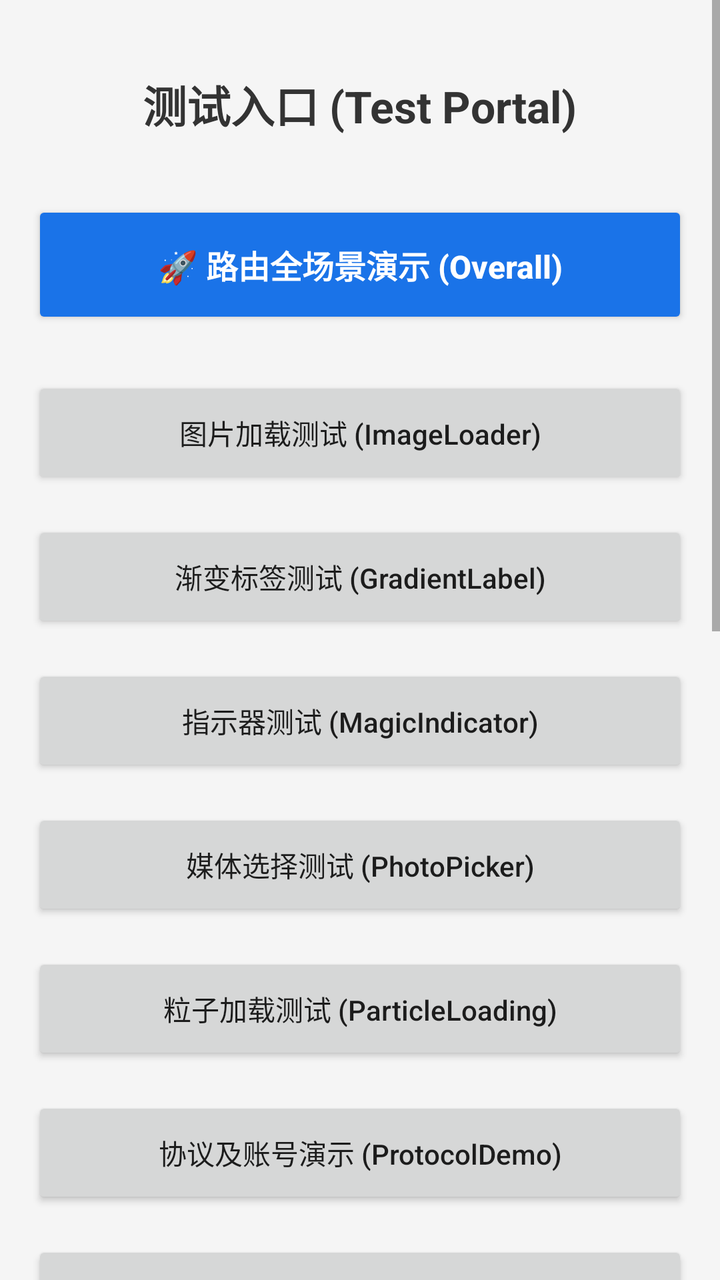
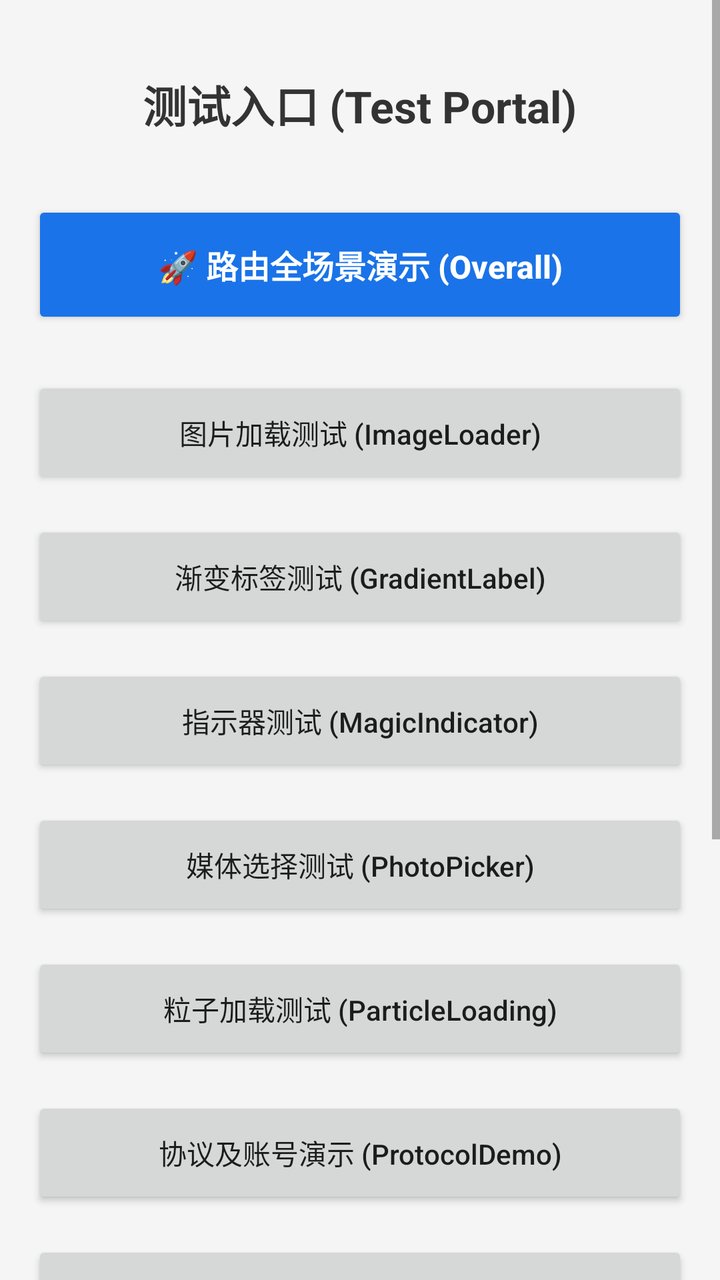

An Android layout rendered at two revisions. The XML below is the earlier revision; the diff shows what the commit changed to produce the second picture.
<!-- AndroidManifest.xml: another module's application theme Theme.ApplicationArchitecture -->
<!-- res/layout/activity_test.xml -->
<?xml version="1.0" encoding="utf-8"?>
<ScrollView xmlns:android="http://schemas.android.com/apk/res/android"
    xmlns:app="http://schemas.android.com/apk/res-auto"
    xmlns:tools="http://schemas.android.com/tools"
    android:layout_width="match_parent"
    android:layout_height="match_parent"
    android:fillViewport="true"
    android:background="#F5F5F5">

    <LinearLayout
        android:layout_width="match_parent"
        android:layout_height="wrap_content"
        android:gravity="center_horizontal"
        android:orientation="vertical"
        android:padding="16dp">

        <TextView
            android:layout_width="wrap_content"
            android:layout_height="wrap_content"
            android:layout_marginBottom="32dp"
            android:layout_marginTop="20dp"
            android:text="测试入口 (Test Portal)"
            android:textColor="#333333"
            android:textSize="22sp"
            android:textStyle="bold" />

        <Button
            android:id="@+id/btn_router_overall"
            android:layout_width="match_parent"
            android:layout_height="64dp"
            android:layout_marginBottom="24dp"
            android:text="🚀 路由全场景演示 (Overall)"
            android:textStyle="bold"
            android:textSize="16sp"
            android:textAllCaps="false"
            android:backgroundTint="#1A73E8"
            android:textColor="#FFFFFF"/>

        <Button
            android:id="@+id/btn_image_loader"
            android:layout_width="match_parent"
            android:layout_height="56dp"
            android:layout_marginBottom="16dp"
            android:text="图片加载测试 (ImageLoader)"
            android:textAllCaps="false" />

        <Button
            android:id="@+id/btn_gradient_label"
            android:layout_width="match_parent"
            android:layout_height="56dp"
            android:layout_marginBottom="16dp"
            android:text="渐变标签测试 (GradientLabel)"
            android:textAllCaps="false" />

        <Button
            android:id="@+id/btn_magic_indicator"
            android:layout_width="match_parent"
            android:layout_height="56dp"
            android:layout_marginBottom="16dp"
            android:text="指示器测试 (MagicIndicator)"
            android:textAllCaps="false" />

        <Button
            android:id="@+id/btn_photo_picker"
            android:layout_width="match_parent"
            android:layout_height="56dp"
            android:layout_marginBottom="16dp"
            android:text="媒体选择测试 (PhotoPicker)"
            android:textAllCaps="false" />

        <Button
            android:id="@+id/btn_particle_loading"
            android:layout_width="match_parent"
            android:layout_height="56dp"
            android:layout_marginBottom="16dp"
            android:text="粒子加载测试 (ParticleLoading)"
            android:textAllCaps="false" />

        <Button
            android:id="@+id/btn_protocol_demo"
            android:layout_width="match_parent"
            android:layout_height="56dp"
            android:layout_marginBottom="16dp"
            android:text="协议及账号演示 (ProtocolDemo)"
            android:textAllCaps="false" />

        <Button
            android:id="@+id/btn_webview"
            android:layout_width="match_parent"
            android:layout_height="56dp"
            android:layout_marginBottom="16dp"
            android:text="原生 Web 演示 (Custom WebView)"
            android:textAllCaps="false" />

        <Button
            android:id="@+id/btn_net_dynamic"
            android:layout_width="match_parent"
            android:layout_height="56dp"
            android:layout_marginBottom="16dp"
            android:text="动态 BaseUrl 演示 (Net Dynamic)"
            android:textAllCaps="false" />

        <Button
            android:id="@+id/btn_camera_test"
            android:layout_width="match_parent"
            android:layout_height="56dp"
            android:layout_marginBottom="16dp"
            android:text="📷 相机控制测试 (Camera Control)"
            android:textAllCaps="false" />

        <Button
            android:id="@+id/btn_url_resolve"
            android:layout_width="match_parent"
            android:layout_height="56dp"
            android:layout_marginBottom="16dp"
            android:text="URL 还原测试 (Url Resolve)"
            android:textAllCaps="false" />

        <Button
            android:id="@+id/btn_router_advanced"
            android:layout_width="match_parent"
            android:layout_height="56dp"
            android:layout_marginBottom="16dp"
            android:text="高级路由演示 (Result + Interceptor)"
            android:textAllCaps="false" />

        <LinearLayout
            android:layout_width="match_parent"
            android:layout_height="wrap_content"
            android:layout_marginBottom="16dp"
            android:orientation="horizontal">

            <Button
                android:id="@+id/btn_router_fragment"
                android:layout_width="0dp"
                android:layout_height="56dp"
                android:layout_weight="1"
                android:layout_marginEnd="8dp"
                android:text="获取 Fragment"
                android:textAllCaps="false" />

            <Button
                android:id="@+id/btn_router_view"
                android:layout_width="0dp"
                android:layout_height="56dp"
                android:layout_weight="1"
                android:layout_marginEnd="8dp"
                android:text="获取 View"
                android:textAllCaps="false" />

            <Button
                android:id="@+id/btn_router_util"
                android:layout_width="0dp"
                android:layout_height="56dp"
                android:layout_weight="1"
                android:text="获取 Util"
                android:textAllCaps="false" />
        </LinearLayout>

        <FrameLayout
            android:id="@+id/container"
            android:layout_width="match_parent"
            android:layout_height="120dp"
            android:layout_marginBottom="16dp"
            android:background="#EEEEEE" />

        <TextView
            android:layout_width="wrap_content"
            android:layout_height="wrap_content"
            android:layout_marginTop="20dp"
            android:text="预览效果 (Preview Components)"
            android:textColor="#666666"
            android:textSize="14sp" />

        <com.wkq.ui.widget.GradientShapeLabelView
            android:layout_width="wrap_content"
            android:layout_height="36dp"
            android:layout_marginTop="16dp"
            android:paddingStart="16dp"
            android:paddingEnd="16dp"
            app:label_bg_end_color="#FF80AB"
            app:label_bg_orientation="left_right"
            app:label_bg_radius="18dp"
            app:label_bg_start_color="#FF4081"
            app:label_left_icon="@android:drawable/ic_menu_gallery"
            app:label_text="Gradient Label Sample"
            app:label_text_color="#FFFFFF"
            app:label_text_size="13sp"
            app:label_icon_padding="4dp"
            app:label_icon_size="16dp" />

    </LinearLayout>
</ScrollView>
<!-- resources referenced by this layout -->
<resources>
  <style name="Theme.ApplicationArchitecture" parent="Theme.AppCompat.DayNight.NoActionBar" />
</resources>

<!-- the commit's change to res/layout/activity_test.xml (unified diff, before → after) -->
@@ -100,13 +100,6 @@
             android:text="动态 BaseUrl 演示 (Net Dynamic)"
             android:textAllCaps="false" />
 
-        <Button
-            android:id="@+id/btn_camera_test"
-            android:layout_width="match_parent"
-            android:layout_height="56dp"
-            android:layout_marginBottom="16dp"
-            android:text="📷 相机控制测试 (Camera Control)"
-            android:textAllCaps="false" />
 
         <Button
             android:id="@+id/btn_url_resolve"
@@ -124,53 +117,6 @@
             android:text="高级路由演示 (Result + Interceptor)"
             android:textAllCaps="false" />
 
-        <LinearLayout
-            android:layout_width="match_parent"
-            android:layout_height="wrap_content"
-            android:layout_marginBottom="16dp"
-            android:orientation="horizontal">
-
-            <Button
-                android:id="@+id/btn_router_fragment"
-                android:layout_width="0dp"
-                android:layout_height="56dp"
-                android:layout_weight="1"
-                android:layout_marginEnd="8dp"
-                android:text="获取 Fragment"
-                android:textAllCaps="false" />
-
-            <Button
-                android:id="@+id/btn_router_view"
-                android:layout_width="0dp"
-                android:layout_height="56dp"
-                android:layout_weight="1"
-                android:layout_marginEnd="8dp"
-                android:text="获取 View"
-                android:textAllCaps="false" />
-
-            <Button
-                android:id="@+id/btn_router_util"
-                android:layout_width="0dp"
-                android:layout_height="56dp"
-                android:layout_weight="1"
-                android:text="获取 Util"
-                android:textAllCaps="false" />
-        </LinearLayout>
-
-        <FrameLayout
-            android:id="@+id/container"
-            android:layout_width="match_parent"
-            android:layout_height="120dp"
-            android:layout_marginBottom="16dp"
-            android:background="#EEEEEE" />
-
-        <TextView
-            android:layout_width="wrap_content"
-            android:layout_height="wrap_content"
-            android:layout_marginTop="20dp"
-            android:text="预览效果 (Preview Components)"
-            android:textColor="#666666"
-            android:textSize="14sp" />
 
         <com.wkq.ui.widget.GradientShapeLabelView
             android:layout_width="wrap_content"
